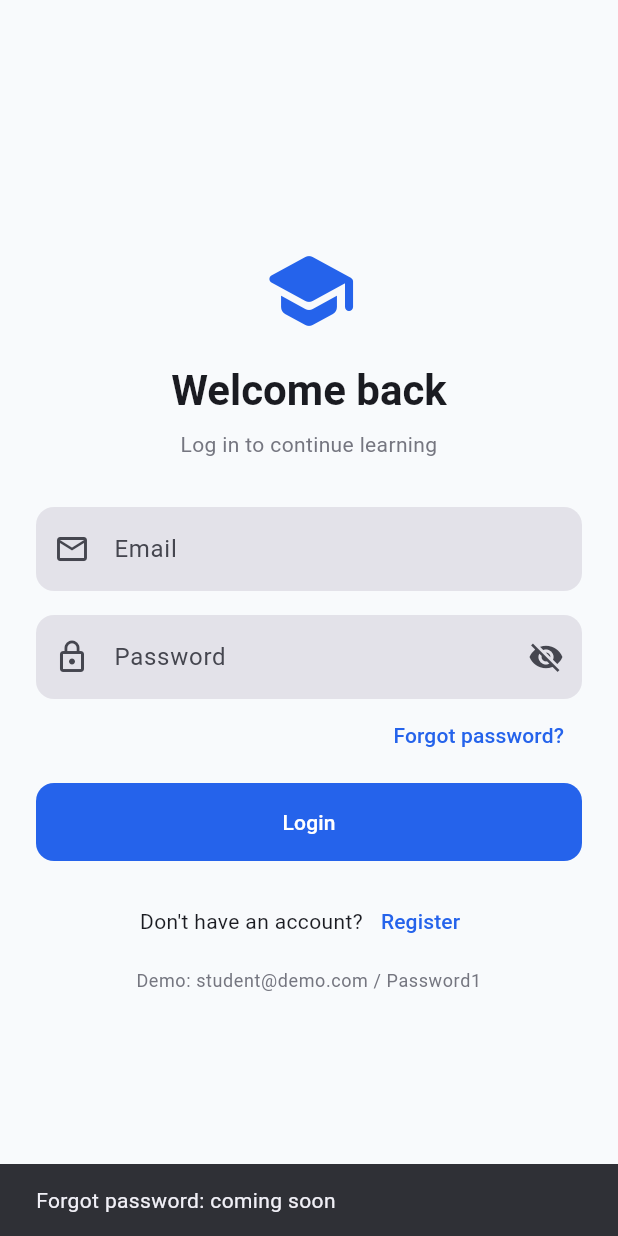
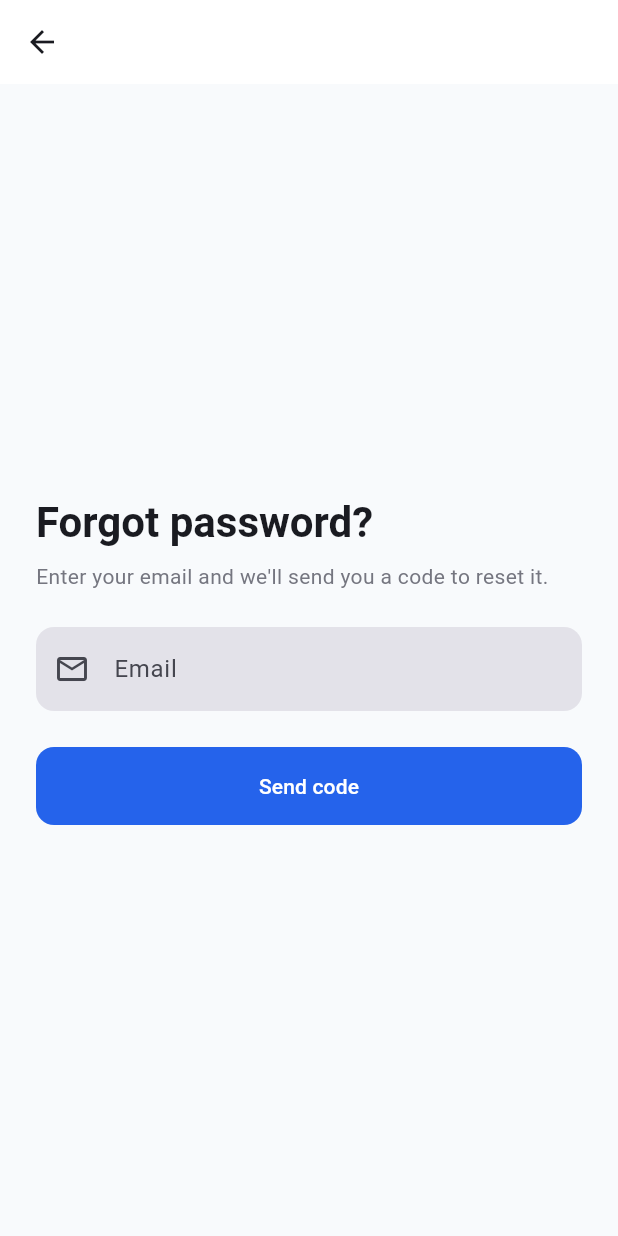
Before and after one commit to PhornSunnich/elearning-app, a Flutter app: the screen it shows after launch, after a tap on "Skip", after a tap on "Forgot password?", on a phone screen of 412 x 824 dp. Run offline on Flutter 3.47's test engine with Material 3 defaults, Android fonts, the phone set to English and light mode, and no system bars; our stand-ins replace equatable, flutter_riverpod, go_router, hive_flutter, material_ui; accounts and stored records are empty.

Commit message:
Add forgot/reset password flow and route guard

```diff
--- a/lib/core/router/app_router.dart
+++ b/lib/core/router/app_router.dart
@@ -13,10 +13,53 @@ import '../../features/profile/presentation/screens/profile_screen.dart';
 import '../../features/courses/presentation/screens/course_details_screen.dart';
 import '../widgets/main_shell.dart';
 import 'app_routes.dart';
+import 'package:flutter/foundation.dart';
+import '../../features/auth/presentation/screens/forgot_password_screen.dart';
+import '../../features/auth/presentation/screens/reset_password_screen.dart';
+import '../../features/auth/presentation/viewmodels/auth_viewmodel.dart';
+
+
+  /// GoRouter re-runs `redirect` whenever this notifies.
+class _RouterRefresh extends ChangeNotifier {
+  void refresh() => notifyListeners();
+}
+
+const _publicRoutes = {
+  AppRoutes.splash,
+  AppRoutes.onboarding,
+  AppRoutes.login,
+  AppRoutes.register,
+  AppRoutes.forgotPassword,
+  AppRoutes.resetPassword,
+};
+
+// Logged-in users have no reason to see these.
+const _guestOnlyRoutes = {
+  AppRoutes.onboarding,
+  AppRoutes.login,
+  AppRoutes.register,
+};
 
 final routerProvider = Provider<GoRouter>((ref) {
+  final refresh = _RouterRefresh();
+  ref.listen(authViewModelProvider, (_, _) => refresh.refresh());
+  ref.onDispose(refresh.dispose);
+
   return GoRouter(
     initialLocation: AppRoutes.splash,
+    refreshListenable: refresh,
+    redirect: (context, state) {
+      final loggedIn = ref.read(authViewModelProvider).user != null;
+      final location = state.matchedLocation;
+
+      if (!loggedIn && !_publicRoutes.contains(location)) {
+        return AppRoutes.login;
+      }
+      if (loggedIn && _guestOnlyRoutes.contains(location)) {
+        return AppRoutes.home;
+      }
+      return null; // no redirect
+    },
     routes: [
       // Screens WITHOUT the bottom bar
       GoRoute(
@@ -34,6 +77,16 @@ final routerProvider = Provider<GoRouter>((ref) {
       GoRoute(
         path: AppRoutes.register,
         builder: (context, state) => const RegisterScreen(),
+      ),
+            GoRoute(
+        path: AppRoutes.forgotPassword,
+        builder: (context, state) => const ForgotPasswordScreen(),
+      ),
+      GoRoute(
+        path: AppRoutes.resetPassword,
+        builder: (context, state) => ResetPasswordScreen(
+          email: state.uri.queryParameters['email'] ?? '',
+        ),
       ),
 
       // Screens WITH the bottom bar: one branch per tab
--- a/lib/core/router/app_routes.dart
+++ b/lib/core/router/app_routes.dart
@@ -5,6 +5,8 @@ class AppRoutes {
   static const onboarding = '/onboarding';
   static const login = '/login';
   static const register = '/register';
+  static const forgotPassword = '/forgot-password';
+  static const resetPassword = '/reset-password';
 
   // Bottom navigation tabs
   static const home = '/home';
@@ -15,4 +17,6 @@ class AppRoutes {
 
   static String courseDetails(String id) => '/explore/course/$id';
 
+  static String resetPasswordFor(String email) =>
+      Uri(path: resetPassword, queryParameters: {'email': email}).toString();
 }
--- a/lib/features/auth/data/repositories/fake_auth_repository.dart
+++ b/lib/features/auth/data/repositories/fake_auth_repository.dart
@@ -59,10 +59,33 @@ class FakeAuthRepository implements AuthRepository {
   Future<void> logout() async {
     await Future.delayed(const Duration(milliseconds: 200));
   }
+
+    @override
+  Future<void> requestPasswordReset(String email) async {
+    await _fakeNetworkDelay();
+    // Real backend: emails a code. Fake: the code is always 123456.
+  }
+
+  @override
+  Future<void> resetPassword({
+    required String email,
+    required String code,
+    required String newPassword,
+  }) async {
+    await _fakeNetworkDelay();
+    if (code != '123456') {
+      throw const AppException('Invalid or expired code');
+    }
+    final account = _accounts[email.toLowerCase()];
+    if (account == null) {
+      throw const AppException('Invalid or expired code');
+    }
+    account.password = newPassword;
+  }
 }
 
 class _Account {
   _Account({required this.user, required this.password});
   final AppUser user;
-  final String password;
+  String password; // not final: reset changes it
 }
--- a/lib/features/auth/domain/repositories/auth_repository.dart
+++ b/lib/features/auth/domain/repositories/auth_repository.dart
@@ -1,6 +1,5 @@
 import '../entities/app_user.dart';
 
-/// The contract. The ViewModel depends on THIS, never on a concrete class.
 abstract class AuthRepository {
   Future<AppUser> login({required String email, required String password});
 
@@ -12,4 +11,14 @@ abstract class AuthRepository {
   });
 
   Future<void> logout();
+
+  /// Sends a reset code to the email (always succeeds, so the app never
+  /// reveals which emails have accounts).
+  Future<void> requestPasswordReset(String email);
+
+  Future<void> resetPassword({
+    required String email,
+    required String code,
+    required String newPassword,
+  });
 }
--- /dev/null
+++ b/lib/features/auth/presentation/screens/forgot_password_screen.dart
@@ -0,0 +1,97 @@
+import 'package:flutter_riverpod/flutter_riverpod.dart';
+import 'package:go_router/go_router.dart';
+import 'package:material_ui/material_ui.dart';
+
+import '../../../../core/router/app_routes.dart';
+import '../../../../core/utils/validators.dart';
+import '../../../../core/widgets/app_primary_button.dart';
+import '../../../../core/widgets/app_text_field.dart';
+import '../viewmodels/password_reset_viewmodel.dart';
+
+class ForgotPasswordScreen extends ConsumerStatefulWidget {
+  const ForgotPasswordScreen({super.key});
+
+  @override
+  ConsumerState<ForgotPasswordScreen> createState() =>
+      _ForgotPasswordScreenState();
+}
+
+class _ForgotPasswordScreenState extends ConsumerState<ForgotPasswordScreen> {
+  final _formKey = GlobalKey<FormState>();
+  final _email = TextEditingController();
+
+  @override
+  void dispose() {
+    _email.dispose();
+    super.dispose();
+  }
+
+  void _submit() {
+    FocusScope.of(context).unfocus();
+    if (!_formKey.currentState!.validate()) return;
+    ref.read(passwordResetProvider.notifier).requestCode(_email.text.trim());
+  }
+
+  @override
+  Widget build(BuildContext context) {
+    final theme = Theme.of(context);
+    final state = ref.watch(passwordResetProvider);
+
+    ref.listen<PasswordResetState>(passwordResetProvider, (previous, next) {
+      if (next.status == ResetStatus.codeSent) {
+        context.push(AppRoutes.resetPasswordFor(_email.text.trim()));
+      } else if (next.status == ResetStatus.failure &&
+          next.errorMessage != null) {
+        ScaffoldMessenger.of(context)
+          ..hideCurrentSnackBar()
+          ..showSnackBar(SnackBar(content: Text(next.errorMessage!)));
+      }
+    });
+
+    return Scaffold(
+      appBar: AppBar(),
+      body: SafeArea(
+        child: Center(
+          child: SingleChildScrollView(
+            padding: const EdgeInsets.all(24),
+            child: ConstrainedBox(
+              constraints: const BoxConstraints(maxWidth: 420),
+              child: Form(
+                key: _formKey,
+                child: Column(
+                  crossAxisAlignment: CrossAxisAlignment.stretch,
+                  children: [
+                    Text('Forgot password?',
+                        style: theme.textTheme.headlineMedium
+                            ?.copyWith(fontWeight: FontWeight.w700)),
+                    const SizedBox(height: 8),
+                    Text(
+                      "Enter your email and we'll send you a code to reset it.",
+                      style: theme.textTheme.bodyMedium
+                          ?.copyWith(color: theme.colorScheme.outline),
+                    ),
+                    const SizedBox(height: 24),
+                    AppTextField(
+                      label: 'Email',
+                      controller: _email,
+                      prefixIcon: Icons.email_outlined,
+                      keyboardType: TextInputType.emailAddress,
+                      textInputAction: TextInputAction.done,
+                      validator: Validators.email,
+                    ),
+                    const SizedBox(height: 24),
+                    AppPrimaryButton(
+                      label: 'Send code',
+                      isLoading: state.isLoading,
+                      onPressed: _submit,
+                    ),
+                  ],
+                ),
+              ),
+            ),
+          ),
+        ),
+      ),
+    );
+  }
+}
--- a/lib/features/auth/presentation/screens/login_screen.dart
+++ b/lib/features/auth/presentation/screens/login_screen.dart
@@ -104,12 +104,7 @@ class _LoginScreenState extends ConsumerState<LoginScreen> {
                     Align(
                       alignment: Alignment.centerRight,
                       child: TextButton(
-                        onPressed: () {
-                          ScaffoldMessenger.of(context).showSnackBar(
-                            const SnackBar(
-                                content: Text('Forgot password: coming soon')),
-                          );
-                        },
+                        onPressed: () => context.push(AppRoutes.forgotPassword),
                         child: const Text('Forgot password?'),
                       ),
                     ),
--- /dev/null
+++ b/lib/features/auth/presentation/viewmodels/password_reset_viewmodel.dart
@@ -0,0 +1,74 @@
+import 'package:equatable/equatable.dart';
+import 'package:flutter_riverpod/flutter_riverpod.dart';
+
+import '../../../../core/errors/app_exception.dart';
+import 'auth_viewmodel.dart';
+
+enum ResetStatus { initial, loading, codeSent, success, failure }
+
+class PasswordResetState extends Equatable {
+  const PasswordResetState({
+    this.status = ResetStatus.initial,
+    this.errorMessage,
+  });
+
+  final ResetStatus status;
+  final String? errorMessage;
+
+  bool get isLoading => status == ResetStatus.loading;
+
+  @override
+  List<Object?> get props => [status, errorMessage];
+}
+
+/// A separate ViewModel from login, so a reset error never touches
+/// the login state. autoDispose = state resets when the screens close.
+class PasswordResetViewModel extends Notifier<PasswordResetState> {
+  @override
+  PasswordResetState build() => const PasswordResetState();
+
+  Future<void> requestCode(String email) async {
+    state = const PasswordResetState(status: ResetStatus.loading);
+    try {
+      await ref.read(authRepositoryProvider).requestPasswordReset(email);
+      state = const PasswordResetState(status: ResetStatus.codeSent);
+    } on AppException catch (e) {
+      state = PasswordResetState(
+          status: ResetStatus.failure, errorMessage: e.message);
+    } catch (_) {
+      state = const PasswordResetState(
+        status: ResetStatus.failure,
+        errorMessage: 'Something went wrong. Please try again.',
+      );
+    }
+  }
+
+  Future<void> reset({
+    required String email,
+    required String code,
+    required String newPassword,
+  }) async {
+    state = const PasswordResetState(status: ResetStatus.loading);
+    try {
+      await ref.read(authRepositoryProvider).resetPassword(
+            email: email,
+            code: code,
+            newPassword: newPassword,
+          );
+      state = const PasswordResetState(status: ResetStatus.success);
+    } on AppException catch (e) {
+      state = PasswordResetState(
+          status: ResetStatus.failure, errorMessage: e.message);
+    } catch (_) {
+      state = const PasswordResetState(
+        status: ResetStatus.failure,
+        errorMessage: 'Something went wrong. Please try again.',
+      );
+    }
+  }
+}
+
+final passwordResetProvider =
+    NotifierProvider.autoDispose<PasswordResetViewModel, PasswordResetState>(
+  PasswordResetViewModel.new,
+);
```
Also changed, not shown: lib/features/auth/presentation/screens/reset_password_screen.dart (added, +135 -0 lines).
